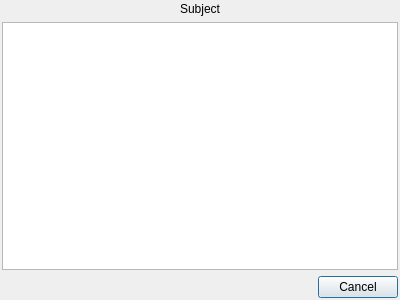
Old version of the form app/view/dialog/dlghtmlviewer.ui in the repository emtrai/hrm_monastery.
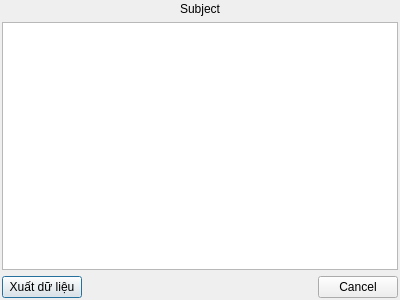
New version of the form.

Commit message: export person to pdf

Patch:
```diff
--- a/app/view/dialog/dlghtmlviewer.ui
+++ b/app/view/dialog/dlghtmlviewer.ui
@@ -44,6 +44,15 @@
     </layout>
    </item>
    <item>
+    <layout class="QHBoxLayout" name="horizontalLayout">
+     <item>
+      <widget class="QPushButton" name="btnExport">
+       <property name="text">
+        <string>Xuất dữ liệu</string>
+       </property>
+      </widget>
+     </item>
+     <item>
     <widget class="QDialogButtonBox" name="buttonBox">
      <property name="orientation">
       <enum>Qt::Horizontal</enum>
@@ -52,6 +61,8 @@
       <set>QDialogButtonBox::Cancel</set>
      </property>
     </widget>
+     </item>
+    </layout>
    </item>
   </layout>
  </widget>
```
Lines whose indentation alone changed are shown as unchanged. The commit also changes 35 other files.
